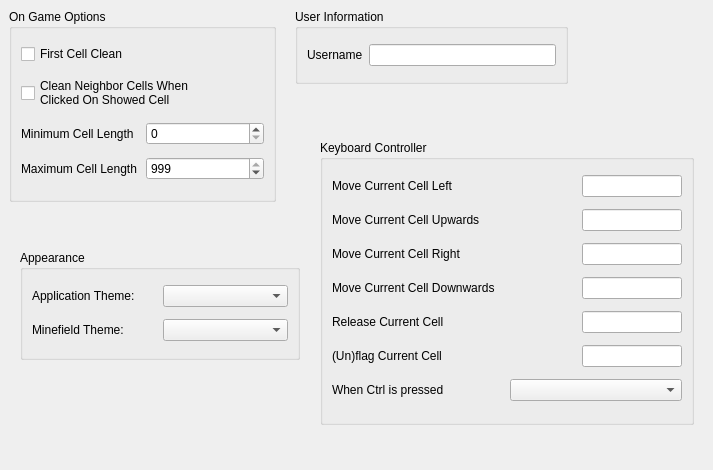
First picture: the form in src/libreminespreferencesdialog.ui, repository Bollos00/LibreMines, before the edit.
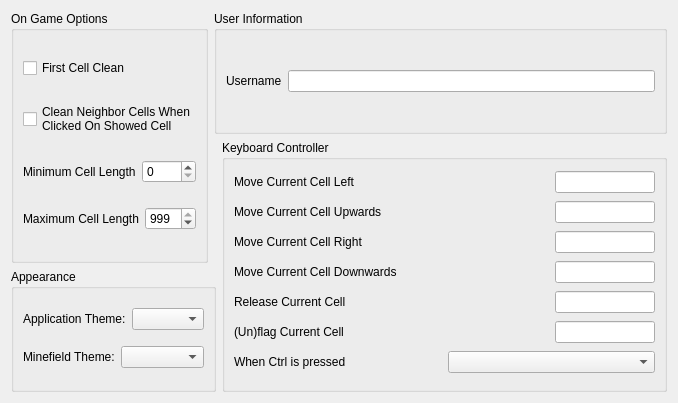
Second picture: the form after the edit. Custom widgets are drawn as their Qt base class.

```diff
--- a/src/libreminespreferencesdialog.ui
+++ b/src/libreminespreferencesdialog.ui
@@ -6,22 +6,16 @@
    <rect>
     <x>0</x>
     <y>0</y>
-    <width>713</width>
-    <height>470</height>
+    <width>678</width>
+    <height>403</height>
    </rect>
   </property>
   <property name="windowTitle">
    <string>Dialog</string>
   </property>
+  <layout class="QGridLayout" name="gridLayout">
+   <item row="0" column="0" rowspan="2">
   <widget class="QGroupBox" name="gbCheckBoxes">
-   <property name="geometry">
-    <rect>
-     <x>9</x>
-     <y>9</y>
-     <width>267</width>
-     <height>193</height>
-    </rect>
-   </property>
    <property name="title">
     <string>On Game Options</string>
    </property>
@@ -85,15 +79,9 @@
     </item>
    </layout>
   </widget>
+   </item>
+   <item row="0" column="1" colspan="2">
   <widget class="QGroupBox" name="gbLineEdits">
-   <property name="geometry">
-    <rect>
-     <x>295</x>
-     <y>9</y>
-     <width>273</width>
-     <height>75</height>
-    </rect>
-   </property>
    <property name="title">
     <string>User Information</string>
    </property>
@@ -114,58 +102,9 @@
     </item>
    </layout>
   </widget>
-  <widget class="QGroupBox" name="gbAppearance">
-   <property name="geometry">
-    <rect>
-     <x>20</x>
-     <y>250</y>
-     <width>280</width>
-     <height>110</height>
-    </rect>
-   </property>
-   <property name="title">
-    <string>Appearance</string>
-   </property>
-   <layout class="QVBoxLayout" name="verticalLayout_3">
-    <item>
-     <layout class="QHBoxLayout" name="horizontalLayout_2">
-      <item>
-       <widget class="QLabel" name="labelApplicationTheme">
-        <property name="text">
-         <string>Application Theme:</string>
-        </property>
-       </widget>
-      </item>
-      <item>
-       <widget class="QComboBox" name="comboBoxApplicationTheme"/>
-      </item>
-     </layout>
-    </item>
-    <item>
-     <layout class="QHBoxLayout" name="horizontalLayout_9">
-      <item>
-       <widget class="QLabel" name="labelMinefieldTheme">
-        <property name="text">
-         <string>Minefield Theme:</string>
-        </property>
-       </widget>
-      </item>
-      <item>
-       <widget class="QComboBox" name="comboBoxMinefieldTheme"/>
-      </item>
-     </layout>
-    </item>
-   </layout>
-  </widget>
+   </item>
+   <item row="1" column="2" rowspan="2">
   <widget class="QGroupBox" name="groupBox">
-   <property name="geometry">
-    <rect>
-     <x>320</x>
-     <y>140</y>
-     <width>374</width>
-     <height>285</height>
-    </rect>
-   </property>
    <property name="title">
     <string>Keyboard Controller</string>
    </property>
@@ -384,6 +323,45 @@
     </item>
    </layout>
   </widget>
+   </item>
+   <item row="2" column="0" colspan="2">
+    <widget class="QGroupBox" name="gbAppearance">
+     <property name="title">
+      <string>Appearance</string>
+     </property>
+     <layout class="QVBoxLayout" name="verticalLayout_3">
+      <item>
+       <layout class="QHBoxLayout" name="horizontalLayout_2">
+        <item>
+         <widget class="QLabel" name="labelApplicationTheme">
+          <property name="text">
+           <string>Application Theme:</string>
+          </property>
+         </widget>
+        </item>
+        <item>
+         <widget class="QComboBox" name="comboBoxApplicationTheme"/>
+        </item>
+       </layout>
+      </item>
+      <item>
+       <layout class="QHBoxLayout" name="horizontalLayout_9">
+        <item>
+         <widget class="QLabel" name="labelMinefieldTheme">
+          <property name="text">
+           <string>Minefield Theme:</string>
+          </property>
+         </widget>
+        </item>
+        <item>
+         <widget class="QComboBox" name="comboBoxMinefieldTheme"/>
+        </item>
+       </layout>
+      </item>
+     </layout>
+    </widget>
+   </item>
+  </layout>
  </widget>
  <customwidgets>
   <customwidget>
```
Lines whose indentation alone changed are shown as unchanged.
